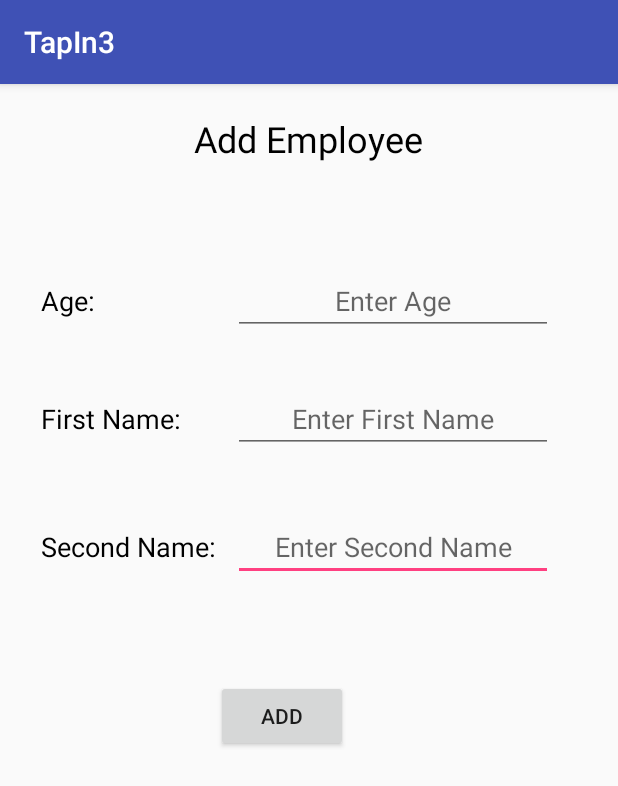
After one commit to ThomasDelaney/TapIn, an Android app: the write screen opened directly, with no data from a screen before it, on a phone screen of 412 x 824 dp. The commit adds this screen. Shown: the top 786 px of the screen. Run offline under Robolectric (Android 15) with nearby library versions, the phone set to English and light mode, and no system bars.

Commit message:
can now write to database

```diff
--- a/Thomas/TapIn3/app/build.gradle
+++ b/Thomas/TapIn3/app/build.gradle
@@ -25,6 +25,6 @@ dependencies {
         exclude group: 'com.android.support', module: 'support-annotations'
     })
     compile 'com.android.support:appcompat-v7:25.1.1'
-    compile 'com.android.support.constraint:constraint-layout:+'
+    compile 'com.android.support.constraint:constraint-layout:1.0.2'
     testCompile 'junit:junit:4.12'
 }
--- a/Thomas/TapIn3/app/src/main/AndroidManifest.xml
+++ b/Thomas/TapIn3/app/src/main/AndroidManifest.xml
@@ -18,6 +18,7 @@
             </intent-filter>
         </activity>
         <activity android:name=".read" />
+        <activity android:name=".write"></activity>
     </application>
 
 </manifest>
--- /dev/null
+++ b/Thomas/TapIn3/app/src/main/java/com/example/thomas/tapin3/write.java
@@ -0,0 +1,68 @@
+package com.example.thomas.tapin3;
+
+import android.support.v7.app.AppCompatActivity;
+import android.os.Bundle;
+import android.util.Log;
+import android.view.View;
+import android.widget.Button;
+import android.widget.EditText;
+import android.widget.Toast;
+
+public class write extends AppCompatActivity
+{
+    EditText age;
+    EditText fname;
+    EditText sname;
+
+    Button write;
+
+    @Override
+    protected void onCreate(Bundle savedInstanceState)
+    {
+        super.onCreate(savedInstanceState);
+        setContentView(R.layout.activity_write);
+
+        write = (Button)findViewById(R.id.write);
+
+        write.setOnClickListener(new View.OnClickListener() {
+            @Override
+            public void onClick(View v)
+            {
+                age = (EditText) findViewById(R.id.age);
+                fname = (EditText)findViewById(R.id.fname);
+                sname = (EditText)findViewById(R.id.sname);
+
+                if (!String.valueOf(age.getText()).equals("") && !String.valueOf(fname.getText()).equals("") && !String.valueOf(sname.getText()).equals(""))
+                {
+                    String uAge = age.getText().toString();
+                    String uFname = fname.getText().toString();
+                    String uSname = sname.getText().toString();
+
+                    String method = "write";
+
+                    BackgroundTask backgroundTask = new BackgroundTask(new BackgroundTask.AsyncResponse() {
+                        @Override
+                        public void processFinish(String output)
+                        {
+                            Log.d("kek",output);
+
+                            if (output.equals("true"))
+                            {
+                                Toast.makeText(write.this, "Employee Added Successfully", Toast.LENGTH_SHORT).show();
+                            }
+                            else
+                            {
+                                Toast.makeText(write.this, "Employee Could not be Added", Toast.LENGTH_SHORT).show();
+                            }
+                        }
+                    });
+                    backgroundTask.execute(method, uAge, uFname, uSname);
+                }
+                else
+                {
+                    Toast.makeText(write.this, "Please Enter All Fields", Toast.LENGTH_SHORT).show();
+                }
+            }
+        });
+    }
+}
--- /dev/null
+++ b/Thomas/TapIn3/app/src/main/res/layout/activity_write.xml
@@ -0,0 +1,108 @@
+<?xml version="1.0" encoding="utf-8"?>
+<RelativeLayout xmlns:android="http://schemas.android.com/apk/res/android"
+    xmlns:app="http://schemas.android.com/apk/res-auto"
+    xmlns:tools="http://schemas.android.com/tools"
+    android:layout_width="match_parent"
+    android:layout_height="match_parent"
+    tools:context="com.example.thomas.tapin3.write">
+
+    <EditText
+        android:id="@+id/sname"
+        android:layout_width="wrap_content"
+        android:layout_height="wrap_content"
+        android:layout_below="@+id/fname"
+        android:layout_marginLeft="11dp"
+        android:layout_marginStart="11dp"
+        android:layout_marginTop="40dp"
+        android:layout_toEndOf="@+id/textView5"
+        android:layout_toRightOf="@+id/textView5"
+        android:ems="10"
+        android:hint="Enter Second Name"
+        android:inputType="textPersonName"
+        android:textAlignment="center" />
+
+    <EditText
+        android:id="@+id/fname"
+        android:layout_width="wrap_content"
+        android:layout_height="wrap_content"
+        android:layout_alignLeft="@+id/sname"
+        android:layout_alignStart="@+id/sname"
+        android:layout_below="@+id/age"
+        android:layout_marginTop="33dp"
+        android:ems="10"
+        android:hint="Enter First Name"
+        android:inputType="textPersonName"
+        android:textAlignment="center" />
+
+    <EditText
+        android:id="@+id/age"
+        android:layout_width="wrap_content"
+        android:layout_height="wrap_content"
+        android:ems="10"
+        android:hint="Enter Age"
+        android:inputType="numberDecimal"
+        android:textAlignment="center"
+        android:layout_alignBaseline="@+id/textView3"
+        android:layout_alignBottom="@+id/textView3"
+        android:layout_alignLeft="@+id/fname"
+        android:layout_alignStart="@+id/fname" />
+
+    <TextView
+        android:id="@+id/textView2"
+        android:layout_width="wrap_content"
+        android:layout_height="wrap_content"
+        android:layout_alignParentTop="true"
+        android:layout_centerHorizontal="true"
+        android:layout_marginTop="20dp"
+        android:text="Add Employee"
+        android:textColor="@android:color/background_dark"
+        android:textSize="24sp" />
+
+    <TextView
+        android:id="@+id/textView3"
+        android:layout_width="wrap_content"
+        android:layout_height="wrap_content"
+        android:layout_marginTop="79dp"
+        android:text="Age:"
+        android:textColor="@android:color/background_dark"
+        android:textSize="18sp"
+        android:layout_below="@+id/textView2"
+        android:layout_alignParentLeft="true"
+        android:layout_alignParentStart="true"
+        android:layout_marginLeft="27dp"
+        android:layout_marginStart="27dp" />
+
+    <TextView
+        android:id="@+id/textView4"
+        android:layout_width="wrap_content"
+        android:layout_height="wrap_content"
+        android:text="First Name:"
+        android:textColor="@android:color/background_dark"
+        android:textSize="18sp"
+        android:layout_alignBaseline="@+id/fname"
+        android:layout_alignBottom="@+id/fname"
+        android:layout_alignLeft="@+id/textView3"
+        android:layout_alignStart="@+id/textView3" />
+
+    <TextView
+        android:id="@+id/textView5"
+        android:layout_width="wrap_content"
+        android:layout_height="wrap_content"
+        android:text="Second Name:"
+        android:textColor="@android:color/background_dark"
+        android:textSize="18sp"
+        android:layout_alignBaseline="@+id/sname"
+        android:layout_alignBottom="@+id/sname"
+        android:layout_alignLeft="@+id/textView4"
+        android:layout_alignStart="@+id/textView4" />
+
+    <Button
+        android:id="@+id/write"
+        android:layout_width="wrap_content"
+        android:layout_height="wrap_content"
+        android:layout_below="@+id/sname"
+        android:layout_marginTop="66dp"
+        android:layout_toEndOf="@+id/textView5"
+        android:layout_toRightOf="@+id/textView5"
+        android:text="Add" />
+</RelativeLayout>
```
Also changed, not shown: Thomas/TapIn3/app/src/main/java/com/example/thomas/tapin3/BackgroundTask.java (+54 -0 lines), Thomas/TapIn3/app/src/main/java/com/example/thomas/tapin3/MainActivity.java (+11 -0 lines), Thomas/TapIn3/app/src/main/java/com/example/thomas/tapin3/read.java (+10 -10 lines), Thomas/TapIn3/app/src/main/res/layout/activity_read.xml (+16 -18 lines).
